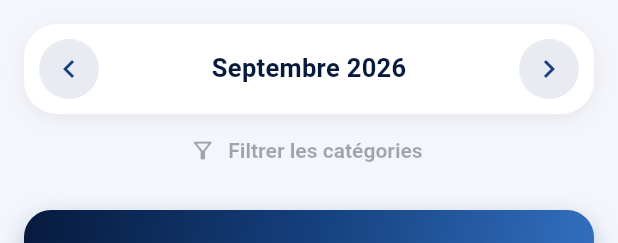
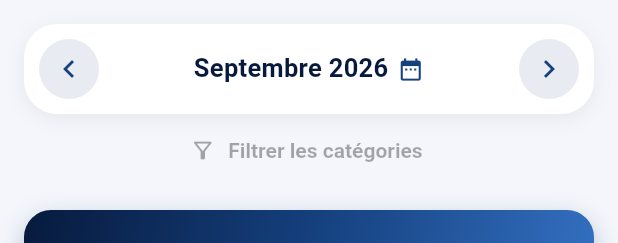
Before and after one commit to lonla01/flutter_cashflow_redesign, a Flutter app: the DashboardScreen widget shown alone on an empty page, opened directly, after a tap on the "chevron left" icon, on a phone screen of 412 x 824 dp. Shown: the top 243 px of the screen. Run offline on Flutter 3.47's test engine with Material 3 defaults, Android fonts, the phone set to English and light mode, and no system bars; our stand-ins replace app_links, connectivity_plus, csv, drift, drift_flutter, file_picker and 6 more; missing offline and left inert: another_telephony, pdfrx; accounts and stored records are empty; generated files the repository leaves out were written again.

Commit message:
Let the dashboard report on a custom date range
Tapping the month header opens a date range picker; the totals, charts,
per-contact list and exports then cover that range. The arrows shift a
custom range by its own length, and a "Période personnalisée" chip
returns to the monthly view. The filter chips row now wraps instead of
overflowing when both chips are shown.

The app now loads Flutter's French Material localizations so the picker
and other built-in texts are in French; this required bumping intl to
^0.20.3.

Co-Authored-By: Claude Opus 5.5 <noreply@anthropic.com>

```diff
--- a/lib/main.dart
+++ b/lib/main.dart
@@ -2,6 +2,7 @@ import 'dart:async';
 
 import 'package:flutter/foundation.dart' show kIsWeb;
 import 'package:flutter/material.dart';
+import 'package:flutter_localizations/flutter_localizations.dart';
 import 'package:intl/date_symbol_data_local.dart';
 import 'package:permission_handler/permission_handler.dart';
 import 'package:supabase_flutter/supabase_flutter.dart';
@@ -40,6 +41,11 @@ class CashflowApp extends StatelessWidget {
       title: 'Cashflow',
       debugShowCheckedModeBanner: false,
       theme: buildAppTheme(),
+      // Textes intégrés de Material (sélecteurs de date, boutons
+      // OK/Annuler...) en français, comme le reste de l'app.
+      locale: const Locale('fr', 'FR'),
+      supportedLocales: const [Locale('fr', 'FR')],
+      localizationsDelegates: GlobalMaterialLocalizations.delegates,
       home: const _RacineApp(),
     );
   }
--- a/lib/screens/dashboard_screen.dart
+++ b/lib/screens/dashboard_screen.dart
@@ -18,6 +18,9 @@ class DashboardScreen extends StatefulWidget {
 
 class _DashboardScreenState extends State<DashboardScreen> {
   DateTime _reference = DateTime.now();
+  // Période choisie librement en touchant l'en-tête ; null = vue mensuelle
+  // (mois de [_reference]).
+  DateTimeRange? _plage;
   List<MoneyTransaction> _toutes = [];
   bool _chargement = true;
   // null = aucun filtre (toutes les catégories du mois sont incluses).
@@ -40,9 +43,55 @@ class _DashboardScreenState extends State<DashboardScreen> {
     });
   }
 
+  /// Bornes (incluses) de la période affichée.
+  (DateTime, DateTime) _bornes() {
+    final plage = _plage;
+    if (plage == null) {
+      final debut = ReportService.debutPeriode(_reference);
+      return (debut, ReportService.finPeriode(debut));
+    }
+    final debut = DateTime(plage.start.year, plage.start.month, plage.start.day);
+    final fin = DateTime(plage.end.year, plage.end.month, plage.end.day + 1)
+        .subtract(const Duration(milliseconds: 1));
+    return (debut, fin);
+  }
+
+  Future<void> _choisirPlage() async {
+    final (debut, fin) = _bornes();
+    final choix = await showDateRangePicker(
+      context: context,
+      firstDate: DateTime(2000),
+      lastDate: DateTime(DateTime.now().year + 1, 12, 31),
+      initialDateRange: DateTimeRange(start: debut, end: DateTime(fin.year, fin.month, fin.day)),
+      helpText: 'Choisir une période',
+      saveText: 'Appliquer',
+      confirmText: 'Appliquer',
+    );
+    if (choix == null) return;
+    setState(() {
+      _plage = choix;
+      _categoriesFiltre = null;
+    });
+  }
+
+  void _revenirAuMois() => setState(() {
+        _plage = null;
+        _categoriesFiltre = null;
+      });
+
   void _changerPeriode(int delta) {
     setState(() {
+      final plage = _plage;
+      if (plage != null) {
+        // Une période libre avance ou recule de sa propre durée.
+        final jours = plage.end.difference(plage.start).inDays + 1;
+        _plage = DateTimeRange(
+          start: DateTime(plage.start.year, plage.start.month, plage.start.day + delta * jours),
+          end: DateTime(plage.end.year, plage.end.month, plage.end.day + delta * jours),
+        );
+      } else {
         _reference = DateTime(_reference.year, _reference.month + delta, 1);
+      }
       // Un filtre construit pour un mois n'a pas vocation à survivre au
       // changement de mois : les catégories présentes peuvent être
       // différentes d'un mois à l'autre.
@@ -113,8 +162,7 @@ class _DashboardScreenState extends State<DashboardScreen> {
   Widget build(BuildContext context) {
     if (_chargement) return const Center(child: CircularProgressIndicator());
 
-    final debut = ReportService.debutPeriode(_reference);
-    final fin = ReportService.finPeriode(debut);
+    final (debut, fin) = _bornes();
     final transactionsDuMois = ReportService.filtrerParPeriode(_toutes, debut, fin);
     final categoriesDuMois = transactionsDuMois.map((t) => t.categorie).toSet().toList()..sort();
     final transactions = _categoriesFiltre == null
@@ -125,7 +173,12 @@ class _DashboardScreenState extends State<DashboardScreen> {
     final totalDepenses = ReportService.totalDepenses(transactions);
     final totalEntrees = ReportService.totalEntrees(transactions);
     final montantFmt = NumberFormat('#,##0', 'fr_FR');
-    final periodeLabel = DateFormat('MMMM yyyy', 'fr_FR').format(debut);
+    final jour = DateFormat('dd/MM/yyyy', 'fr_FR');
+    final periodeLabel = _plage == null
+        ? _capitaliser(DateFormat('MMMM yyyy', 'fr_FR').format(debut))
+        : jour.format(debut) == jour.format(fin)
+            ? jour.format(debut)
+            : '${jour.format(debut)} – ${jour.format(fin)}';
 
     return RefreshIndicator(
       onRefresh: _charger,
@@ -149,8 +202,19 @@ class _DashboardScreenState extends State<DashboardScreen> {
               mainAxisAlignment: MainAxisAlignment.spaceBetween,
               children: [
                 _flecheMois(Icons.chevron_left, () => _changerPeriode(-1)),
+                Flexible(
+                  child: InkWell(
+                    borderRadius: BorderRadius.circular(12),
+                    onTap: _choisirPlage,
+                    child: Padding(
+                      padding: const EdgeInsets.symmetric(horizontal: 8, vertical: 6),
+                      child: FittedBox(
+                        fit: BoxFit.scaleDown,
+                        child: Row(
+                          mainAxisSize: MainAxisSize.min,
+                          children: [
                             Text(
-                  _capitaliser(periodeLabel),
+                              periodeLabel,
                               style: const TextStyle(
                                 fontSize: 17,
                                 fontWeight: FontWeight.w700,
@@ -158,13 +222,30 @@ class _DashboardScreenState extends State<DashboardScreen> {
                                 letterSpacing: 0.2,
                               ),
                             ),
+                            const SizedBox(width: 6),
+                            const Icon(Icons.date_range, size: 18, color: AppColors.navy700),
+                          ],
+                        ),
+                      ),
+                    ),
+                  ),
+                ),
                 _flecheMois(Icons.chevron_right, () => _changerPeriode(1)),
               ],
             ),
           ),
-          Row(
-            mainAxisAlignment: MainAxisAlignment.center,
+          Wrap(
+            alignment: WrapAlignment.center,
+            crossAxisAlignment: WrapCrossAlignment.center,
             children: [
+              if (_plage != null)
+                Padding(
+                  padding: const EdgeInsets.only(right: 8),
+                  child: InputChip(
+                    label: const Text('Période personnalisée'),
+                    onDeleted: _revenirAuMois,
+                  ),
+                ),
               if (_categoriesFiltre != null)
                 Padding(
                   padding: const EdgeInsets.only(right: 8),
@@ -290,7 +371,7 @@ class _DashboardScreenState extends State<DashboardScreen> {
                               await Navigator.of(context).push(MaterialPageRoute(
                                 builder: (_) => ContactTransactionsScreen(
                                   contact: c.contact,
-                                  periode: _capitaliser(periodeLabel),
+                                  periode: periodeLabel,
                                   total: c.total,
                                   // Même regroupement que totauxParContact.
                                   transactions: transactions
--- a/pubspec.yaml
+++ b/pubspec.yaml
@@ -8,6 +8,8 @@ environment:
 
 dependencies:
   flutter:
+    sdk: flutter
+  flutter_localizations:
     sdk: flutter
   cupertino_icons: ^1.0.8
 
@@ -23,7 +25,7 @@ dependencies:
   connectivity_plus: ^7.3.1
 
   # Utilitaires
-  intl: ^0.19.0
+  intl: ^0.20.3
   uuid: ^4.4.2
 
   # Graphiques pour le dashboard
```
Also changed, not shown: pubspec.lock, 1 other file. Lines whose indentation alone changed are shown as unchanged.
